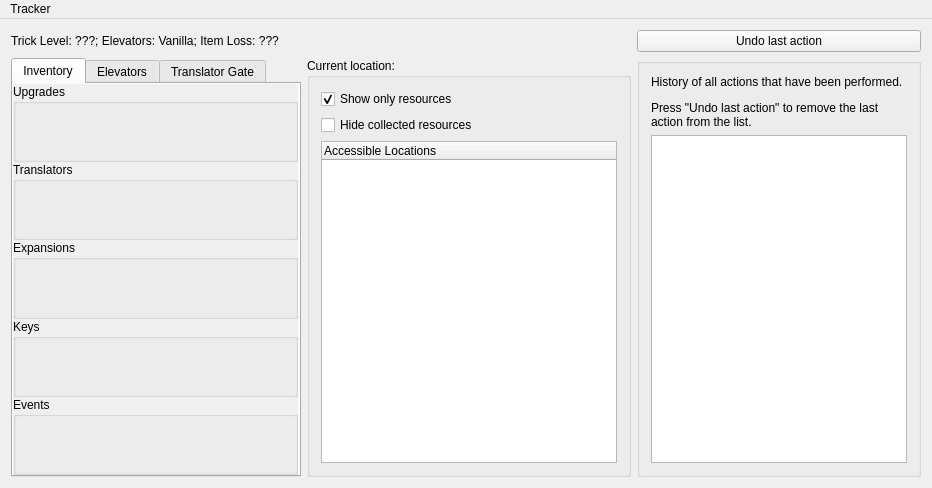
Above: randovania/gui/ui_files/tracker_window.ui from randovania/randovania before the change. Below: the same form after it.
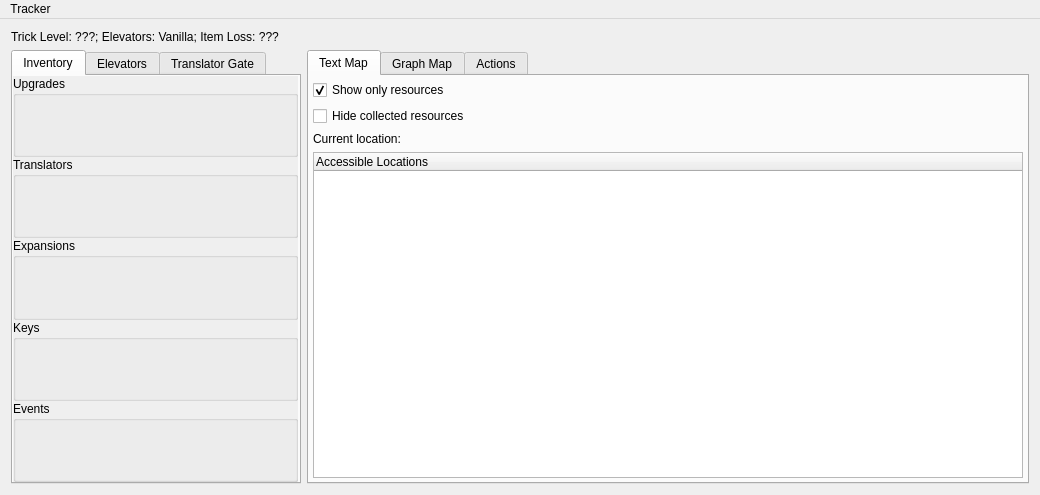
That is the form after the change.

Commit message: Preparing TrackerWindow for graphical view

Diff of the .ui file:
```diff
--- a/randovania/gui/ui_files/tracker_window.ui
+++ b/randovania/gui/ui_files/tracker_window.ui
@@ -6,8 +6,8 @@
    <rect>
     <x>0</x>
     <y>0</y>
-    <width>932</width>
-    <height>488</height>
+    <width>1040</width>
+    <height>495</height>
    </rect>
   </property>
   <property name="windowTitle">
@@ -21,76 +21,7 @@
     </size>
    </property>
    <layout class="QGridLayout" name="gridLayout">
-    <item row="2" column="1" colspan="3">
-     <widget class="QGroupBox" name="location_box">
-      <property name="title">
-       <string>Current location: </string>
-      </property>
-      <layout class="QVBoxLayout" name="verticalLayout_2">
-       <item>
-        <widget class="QCheckBox" name="resource_filter_check">
-         <property name="text">
-          <string>Show only resources</string>
-         </property>
-         <property name="checked">
-          <bool>true</bool>
-         </property>
-        </widget>
-       </item>
-       <item>
-        <widget class="QCheckBox" name="hide_collected_resources_check">
-         <property name="text">
-          <string>Hide collected resources</string>
-         </property>
-        </widget>
-       </item>
-       <item>
-        <widget class="QTreeWidget" name="possible_locations_tree">
-         <column>
-          <property name="text">
-           <string>Accessible Locations</string>
-          </property>
-         </column>
-        </widget>
-       </item>
-      </layout>
-     </widget>
-    </item>
-    <item row="2" column="4">
-     <widget class="QGroupBox" name="actions_box">
-      <property name="sizePolicy">
-       <sizepolicy hsizetype="Fixed" vsizetype="Preferred">
-        <horstretch>0</horstretch>
-        <verstretch>0</verstretch>
-       </sizepolicy>
-      </property>
-      <property name="title">
-       <string/>
-      </property>
-      <layout class="QVBoxLayout" name="verticalLayout">
-       <item>
-        <widget class="QLabel" name="actions_title_label">
-         <property name="sizePolicy">
-          <sizepolicy hsizetype="Preferred" vsizetype="Fixed">
-           <horstretch>0</horstretch>
-           <verstretch>0</verstretch>
-          </sizepolicy>
-         </property>
-         <property name="text">
-          <string>&lt;html&gt;&lt;head/&gt;&lt;body&gt;&lt;p&gt;History of all actions that have been performed.&lt;/p&gt;&lt;p&gt;Press &amp;quot;Undo last action&amp;quot; to remove the last action from the list.&lt;/p&gt;&lt;/body&gt;&lt;/html&gt;</string>
-         </property>
-         <property name="wordWrap">
-          <bool>true</bool>
-         </property>
-        </widget>
-       </item>
-       <item>
-        <widget class="QListWidget" name="actions_list"/>
-       </item>
-      </layout>
-     </widget>
-    </item>
-    <item row="0" column="0" colspan="4">
+    <item row="0" column="0" colspan="3">
      <widget class="QLabel" name="configuration_label">
       <property name="text">
        <string>Trick Level: ???; Elevators: Vanilla; Item Loss: ???</string>
@@ -100,13 +31,6 @@
       </property>
      </widget>
     </item>
-    <item row="0" column="4">
-     <widget class="QPushButton" name="undo_last_action_button">
-      <property name="text">
-       <string>Undo last action</string>
-      </property>
-     </widget>
-    </item>
     <item row="2" column="0">
      <widget class="QTabWidget" name="tab_widget">
       <property name="sizePolicy">
@@ -185,7 +109,7 @@
              <x>0</x>
              <y>0</y>
              <width>285</width>
-             <height>394</height>
+             <height>409</height>
             </rect>
            </property>
            <layout class="QVBoxLayout" name="pickup_box_layout">
@@ -370,6 +294,115 @@
       </widget>
      </widget>
     </item>
+    <item row="2" column="1" colspan="2">
+     <widget class="QTabWidget" name="map_tab_widget">
+      <property name="currentIndex">
+       <number>0</number>
+      </property>
+      <widget class="QWidget" name="tab_text_map">
+       <attribute name="title">
+        <string>Text Map</string>
+       </attribute>
+       <layout class="QVBoxLayout" name="tab_text_map_layout">
+        <property name="leftMargin">
+         <number>4</number>
+        </property>
+        <property name="topMargin">
+         <number>4</number>
+        </property>
+        <property name="rightMargin">
+         <number>4</number>
+        </property>
+        <property name="bottomMargin">
+         <number>4</number>
+        </property>
+        <item>
+         <widget class="QCheckBox" name="resource_filter_check">
+          <property name="text">
+           <string>Show only resources</string>
+          </property>
+          <property name="checked">
+           <bool>true</bool>
+          </property>
+         </widget>
+        </item>
+        <item>
+         <widget class="QCheckBox" name="hide_collected_resources_check">
+          <property name="text">
+           <string>Hide collected resources</string>
+          </property>
+         </widget>
+        </item>
+        <item>
+         <widget class="QLabel" name="current_location_label">
+          <property name="text">
+           <string>Current location:</string>
+          </property>
+         </widget>
+        </item>
+        <item>
+         <widget class="QTreeWidget" name="possible_locations_tree">
+          <column>
+           <property name="text">
+            <string>Accessible Locations</string>
+           </property>
+          </column>
+         </widget>
+        </item>
+       </layout>
+      </widget>
+      <widget class="QWidget" name="tab_graph_map">
+       <attribute name="title">
+        <string>Graph Map</string>
+       </attribute>
+      </widget>
+      <widget class="QWidget" name="tab_actions">
+       <attribute name="title">
+        <string>Actions</string>
+       </attribute>
+       <layout class="QVBoxLayout" name="tab_actions_layout">
+        <property name="leftMargin">
+         <number>4</number>
+        </property>
+        <property name="topMargin">
+         <number>4</number>
+        </property>
+        <property name="rightMargin">
+         <number>4</number>
+        </property>
+        <property name="bottomMargin">
+         <number>4</number>
+        </property>
+        <item>
+         <widget class="QPushButton" name="undo_last_action_button">
+          <property name="text">
+           <string>Undo last action</string>
+          </property>
+         </widget>
+        </item>
+        <item>
+         <widget class="QLabel" name="actions_title_label">
+          <property name="sizePolicy">
+           <sizepolicy hsizetype="Preferred" vsizetype="Fixed">
+            <horstretch>0</horstretch>
+            <verstretch>0</verstretch>
+           </sizepolicy>
+          </property>
+          <property name="text">
+           <string>&lt;html&gt;&lt;head/&gt;&lt;body&gt;&lt;p&gt;History of all actions that have been performed.&lt;/p&gt;&lt;p&gt;Press &amp;quot;Undo last action&amp;quot; to remove the last action from the list.&lt;/p&gt;&lt;/body&gt;&lt;/html&gt;</string>
+          </property>
+          <property name="wordWrap">
+           <bool>true</bool>
+          </property>
+         </widget>
+        </item>
+        <item>
+         <widget class="QListWidget" name="actions_list"/>
+        </item>
+       </layout>
+      </widget>
+     </widget>
+    </item>
    </layout>
   </widget>
   <widget class="QMenuBar" name="menu_bar">
@@ -377,7 +410,7 @@
     <rect>
      <x>0</x>
      <y>0</y>
-     <width>932</width>
+     <width>1040</width>
      <height>21</height>
     </rect>
    </property>
```
Left out of the diff: 4 changed lines with no effect on the pictures. The commit also changes 1 other file.
